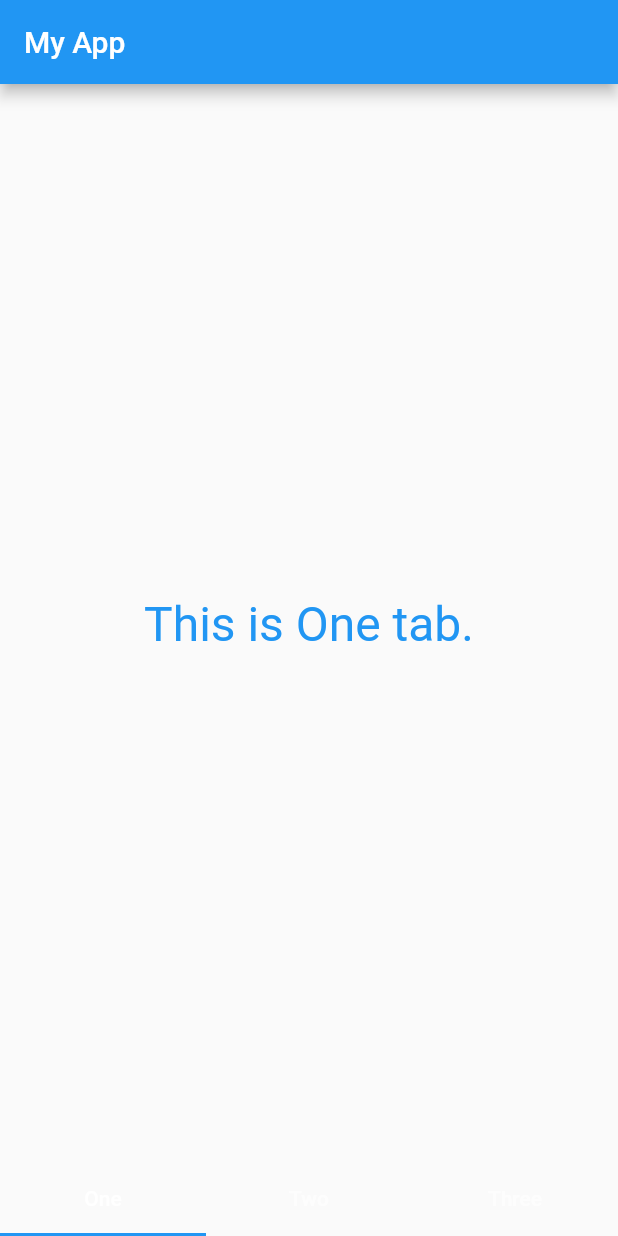
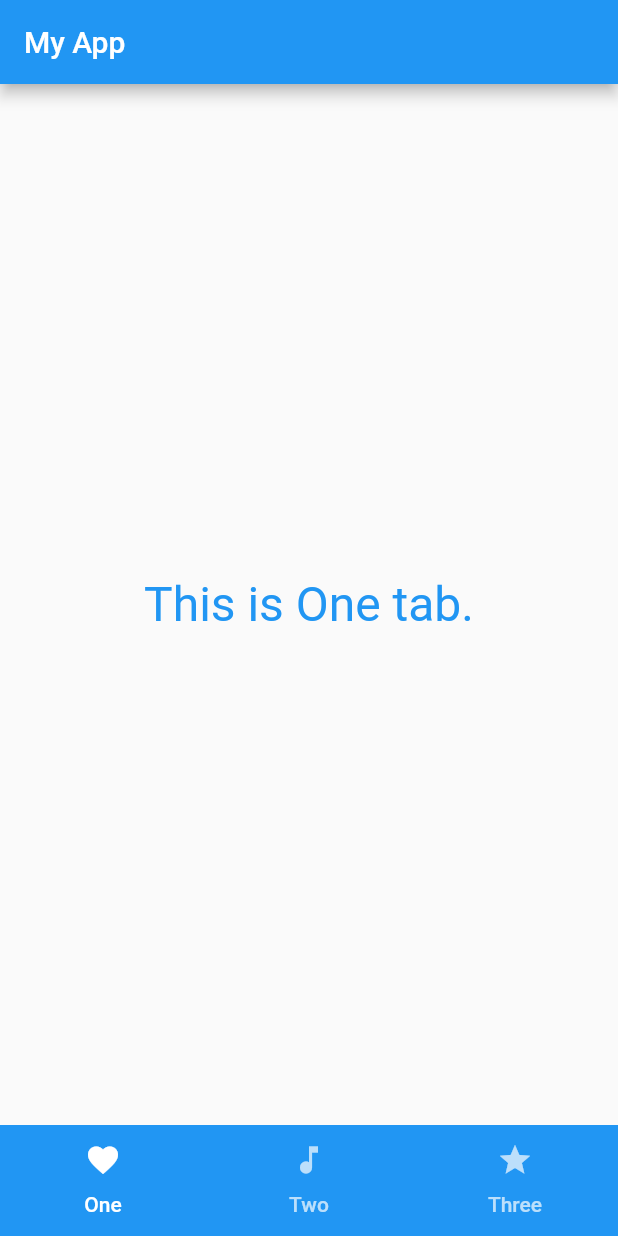
Before and after one commit to Sakiika2128/f_test, a Flutter app: the screen it shows after launch, on a phone screen of 412 x 824 dp. Run offline on Flutter 3.47's test engine with Material 2 defaults, Android fonts, the phone set to English and light mode, and no system bars.

Commit message:
TabBarをbottomにつける

```diff
--- a/lib/first_page.dart
+++ b/lib/first_page.dart
@@ -10,9 +10,9 @@ class FirstScreen extends StatefulWidget{
 class _FirstScreenState extends State<FirstScreen>
   with SingleTickerProviderStateMixin{
     static const List<Tab> tabs = [
-      Tab(text: 'One'),
-      Tab(text: 'Two'),
-      Tab(text: 'Three'),
+      Tab(text: 'One', icon: Icon(Icons.favorite)),
+      Tab(text: 'Two', icon: Icon(Icons.music_note)),
+      Tab(text: 'Three', icon: Icon(Icons.star)),
     ];
 
     late TabController _tabController;
@@ -32,16 +32,19 @@ class _FirstScreenState extends State<FirstScreen>
       appBar: AppBar(
         title: Text('My App'),
       ),
+      bottomNavigationBar: Container(
+        color: Colors.blue,
+        child: TabBar(
+          controller: _tabController,
+          tabs: tabs,
+        ),
+      ),
       body: TabBarView(
         controller: _tabController,
         children: tabs.map((Tab tab){
           return createTab(tab);
         }).toList(),
       ),
-      bottomNavigationBar: TabBar(
-          controller: _tabController,
-          tabs: tabs,
-        ),
     );
   }
   Widget createTab(Tab tab){
```
